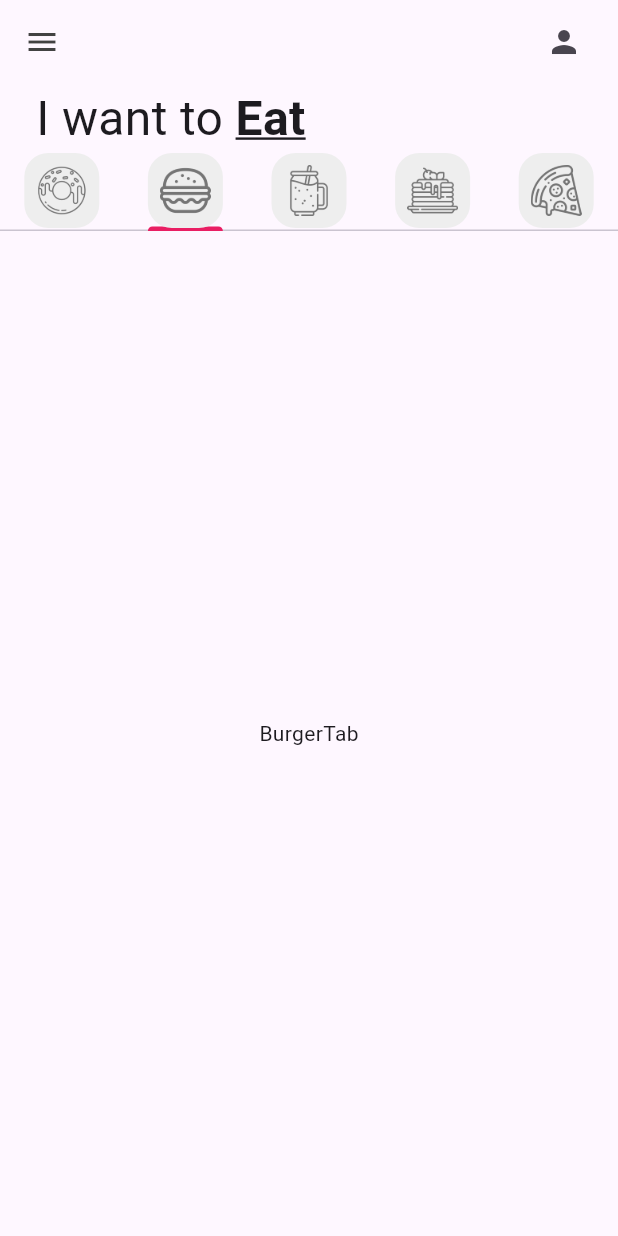
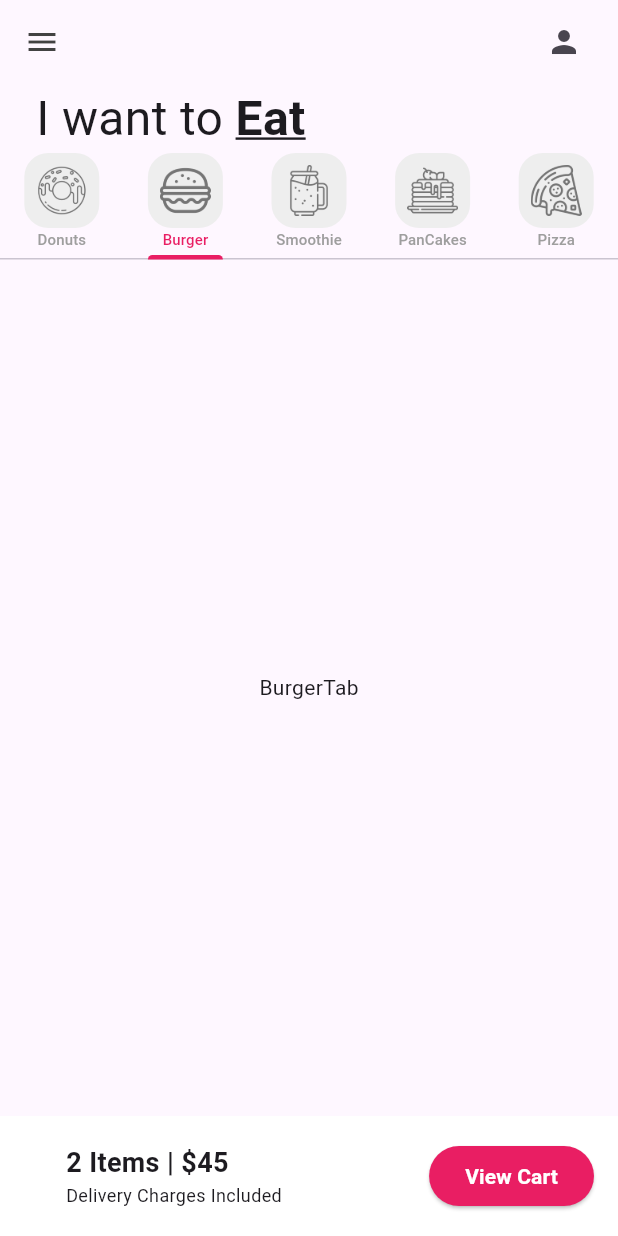
Before and after one commit to rychlol/donut_app_8sc, a Flutter app: the screen it shows after launch, tab 2 chosen, on a phone screen of 412 x 824 dp. Run offline on Flutter 3.47's test engine with Material 3 defaults, Android fonts, the light colour scheme and no system bars.

Commit message:
UI Finished

```diff
--- a/lib/pages/home_page.dart
+++ b/lib/pages/home_page.dart
@@ -18,15 +18,15 @@ class HomePage extends StatefulWidget {
 class _HomePageState extends State<HomePage> {
 List<Widget> myTabs = [
 //donut tab
-const MyTab(iconPath: 'lib/icons/donut.png',),
+const MyTab(iconPath: 'lib/icons/donut.png', tabName: 'Donuts',),
 //burger tab
-const MyTab(iconPath: 'lib/icons/burger.png',),
+const MyTab(iconPath: 'lib/icons/burger.png', tabName: 'Burger',),
 //smoothie tab
-const MyTab(iconPath: 'lib/icons/smoothie.png',),
+const MyTab(iconPath: 'lib/icons/smoothie.png', tabName: 'Smoothie',),
 //pancake tab
-const MyTab(iconPath: 'lib/icons/pancakes.png',),
+const MyTab(iconPath: 'lib/icons/pancakes.png', tabName: 'PanCakes',),
 //pizza tab
-const MyTab(iconPath: 'lib/icons/pizza.png',),
+const MyTab(iconPath: 'lib/icons/pizza.png', tabName: 'Pizza',),
 
 
 ];
@@ -62,7 +62,10 @@ const MyTab(iconPath: 'lib/icons/pizza.png',),
               ),
             ),
             //Tab bar
-            TabBar(tabs: myTabs),
+            TabBar(tabs: myTabs,
+            //color del texto seleccionado
+            labelColor: Colors.pink,
+            unselectedLabelColor: Colors.grey,),
 
 
             //Tap bar view
@@ -75,6 +78,38 @@ const MyTab(iconPath: 'lib/icons/pizza.png',),
             PizzaTab(),
           ],)),
             //Carrito
+            Container(
+              color: Colors.white,
+              padding: const EdgeInsets.all(16),
+              child: Row(
+              mainAxisAlignment: MainAxisAlignment.spaceBetween,
+              children: [
+                const Padding(padding: EdgeInsets.only(left: 28),
+                child: Column(
+                  //Alineado a la izquierda
+                  crossAxisAlignment: CrossAxisAlignment.start,
+                children: [
+                  Text("2 Items | \$45",
+                  style: TextStyle(
+                    fontSize: 18,
+                    fontWeight: FontWeight.bold
+                  ),
+                  ),
+Text('Delivery Charges Included',
+style: TextStyle(
+  fontSize: 12
+),)
+                ],
+                ),
+                ),
+                ElevatedButton(onPressed: (){}, style: ElevatedButton.styleFrom(backgroundColor: Colors.pink,), child: const Text("View Cart",
+                style: TextStyle(
+                  color: Colors.white,
+                  fontWeight: FontWeight.bold
+                ),))
+              ]
+              ),
+            )
           ],
         ),
       ),
--- a/lib/tabs/donut_tab.dart
+++ b/lib/tabs/donut_tab.dart
@@ -16,8 +16,7 @@ class DonutTab extends StatelessWidget {
   Widget build(BuildContext context) {
     return GridView.builder(
       //como se va a distribuir
-      gridDelegate: SliverGridDelegateWithFixedCrossAxisCount(crossAxisCount: 2),
-      //que elementos tendra
+      gridDelegate: SliverGridDelegateWithFixedCrossAxisCount(crossAxisCount: 2, childAspectRatio: 1/1.5 ),       //que elementos tendra
       itemBuilder: (context, index){
 
 return DonutTile(
--- a/lib/utils/donut_tile.dart
+++ b/lib/utils/donut_tile.dart
@@ -61,7 +61,7 @@ Padding(
                 crossAxisAlignment: CrossAxisAlignment.center,
                 children: [
                   Text(
-                    donutFlavor,
+           '$donutFlavor',
                     style: const TextStyle(
                       fontSize: 18,
                       fontWeight: FontWeight.bold,
@@ -69,7 +69,7 @@ Padding(
                   ),
                   const SizedBox(height: 4),
                   const Text(
-                    "Dunkin's Store",
+                    "Dunkin's",
                     style: TextStyle(
                       fontSize: 14,
                       color: Colors.grey,
@@ -80,6 +80,8 @@ Padding(
             ),
 
             const SizedBox(height: 8),
+
+
 
 //tarea: íconos de "me encanta" y "agregar"
 Padding(
--- a/lib/utils/my_tab.dart
+++ b/lib/utils/my_tab.dart
@@ -3,21 +3,33 @@ import 'package:flutter/material.dart';
 class MyTab extends StatelessWidget {
   //ruta del archivo del icono
   final String iconPath;
-  const MyTab({super.key, required this.iconPath});
+  final String tabName;
+
+  const MyTab({super.key,
+  required this.iconPath,
+  required this.tabName});
 
   @override
   Widget build(BuildContext context) {
-    return Tab(
+    return Column(
+      children: [
+        Tab(
           height: 50,
           child: Container(
             padding: const EdgeInsets.all(8),
             decoration: BoxDecoration(
+              //boxShadow: const [BoxShadow(color: Colors.black, spreadRadius: 5, blurRadius: 3)],
               color: Colors.grey[200],
               borderRadius: BorderRadius.circular(16)
             ),
             child: Image.asset(iconPath ,
             color: Colors.grey[600],),
           ),
+        ),
+        Text(tabName,
+        style: const TextStyle(fontSize: 10),),
+        const SizedBox(height: 5,)
+      ],
     );
   }
 }
```
Lines whose indentation alone changed are shown as unchanged.
